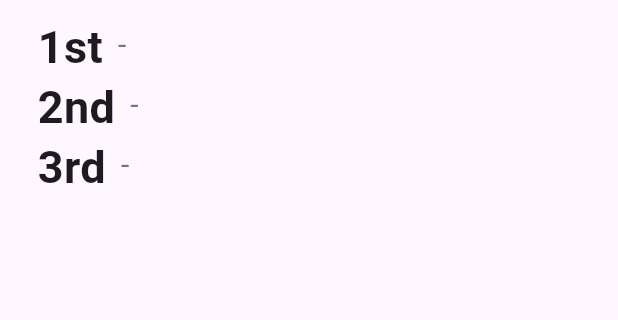
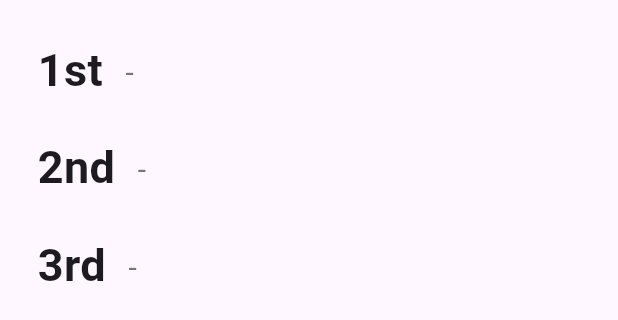
Before and after one commit to maesung-git-company/contract, a Flutter app: the LeaderBoardRanking widget shown alone on an empty page, opened directly, on a phone screen of 412 x 824 dp. Shown: the top 320 px of the screen. Run offline on Flutter 3.47's test engine with Material 3 defaults, Android fonts, the phone set to English and light mode, and no system bars; our stand-ins replace flutter_dotenv, pedometer, percent_indicator, permission_handler, shared_preferences, supabase_flutter; accounts and stored records are empty; project files that could hold a hidden picture were left out.

```diff
--- a/lib/widget/leader_board_panel/leader_board_ranking.dart
+++ b/lib/widget/leader_board_panel/leader_board_ranking.dart
@@ -42,9 +42,9 @@ class _LeaderBoardRankingState extends State<LeaderBoardRanking> {
       flex: 1,
       child: Column(
         children: [
-          SizedBox(  // todo jeery 이거 실행했을때 세로줄이 안맞는데 해결가능?
+          SizedBox(  // todo jeery 이거 실행했을때 세로줄이 안맞는데 해결가능? - 확인좀
             width: double.infinity,
-            height: 10,
+            height: 25,
           ),
           Column(
             children: rankRows,
@@ -69,7 +69,7 @@ class RankRow extends StatelessWidget {
   Widget build(BuildContext context) {
     return Container(
       height: 40,
-      margin: EdgeInsets.fromLTRB(25, 0, 0, 0),
+      margin: EdgeInsets.fromLTRB(25, 0, 0, 25),
       child: Row(
         children: [
           Text(
@@ -80,15 +80,18 @@ class RankRow extends StatelessWidget {
             ),
           ),
           SizedBox(
-            width: 10,
+            width: 15,
           ),
-          Text(
-            id,
-            style: TextStyle(
-              fontSize: 20,
-              color: Colors.grey.shade600,
+          Container(
+            margin: EdgeInsets.fromLTRB(0, 7, 0, 0),
+            child: Text(
+              id,
+              style: TextStyle(
+                fontSize: 20,
+                color: Colors.grey.shade600,
+              ),
             ),
-          ),
+          )
         ],
       ),
     );
--- a/lib/widget/progress_panel/progress_bar.dart
+++ b/lib/widget/progress_panel/progress_bar.dart
@@ -29,11 +29,11 @@ class _ProgressBarState extends State<ProgressBar> {
   @override
   Widget build(BuildContext context) {
     return Container(
-      margin: EdgeInsets.fromLTRB(40, 0, 20, 0),
+      margin: EdgeInsets.fromLTRB(40, 0, 0, 0),
       height: 20,
       child: Center(
         child: LinearPercentIndicator(
-          width: 130,
+          width: 160,
           lineHeight: 10,
           backgroundColor: Colors.grey.shade400,
           progressColor: Color(0xff53a96a),
--- a/lib/widget/progress_panel/progress_panel.dart
+++ b/lib/widget/progress_panel/progress_panel.dart
@@ -44,6 +44,7 @@ class _ProgressPanelState extends State<ProgressPanel> {
           Flexible(
             flex: 50,
             child: Column(
+              crossAxisAlignment: CrossAxisAlignment.start,
               children: [
                 SizedBox(
                   width: double.infinity,
```
